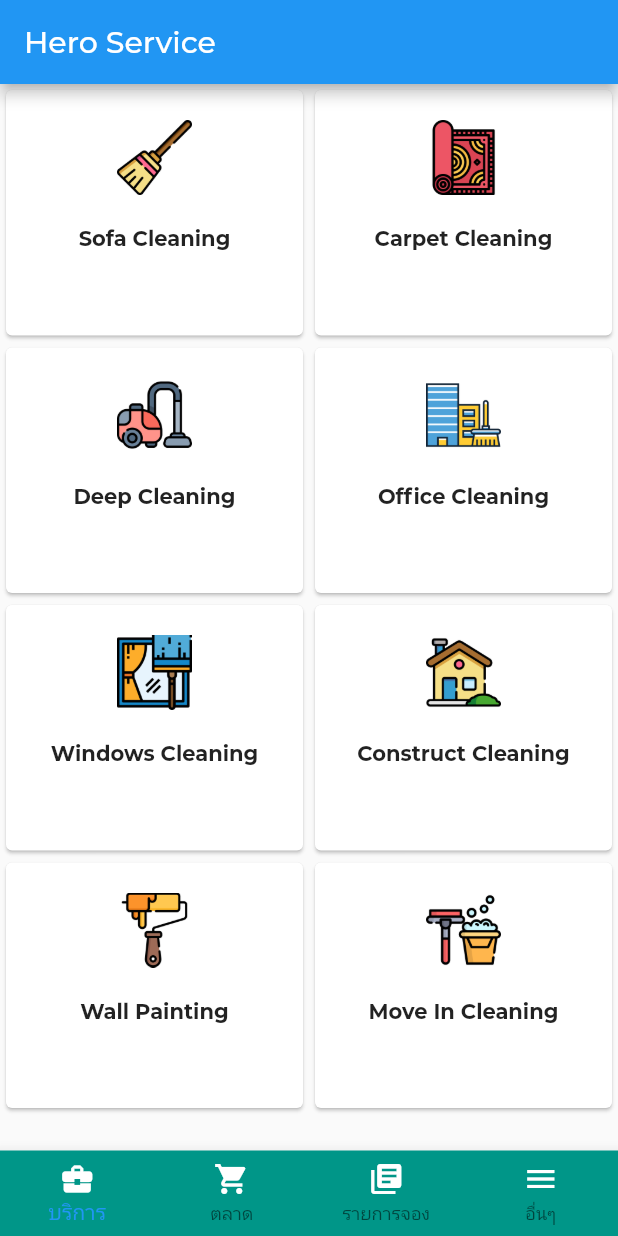
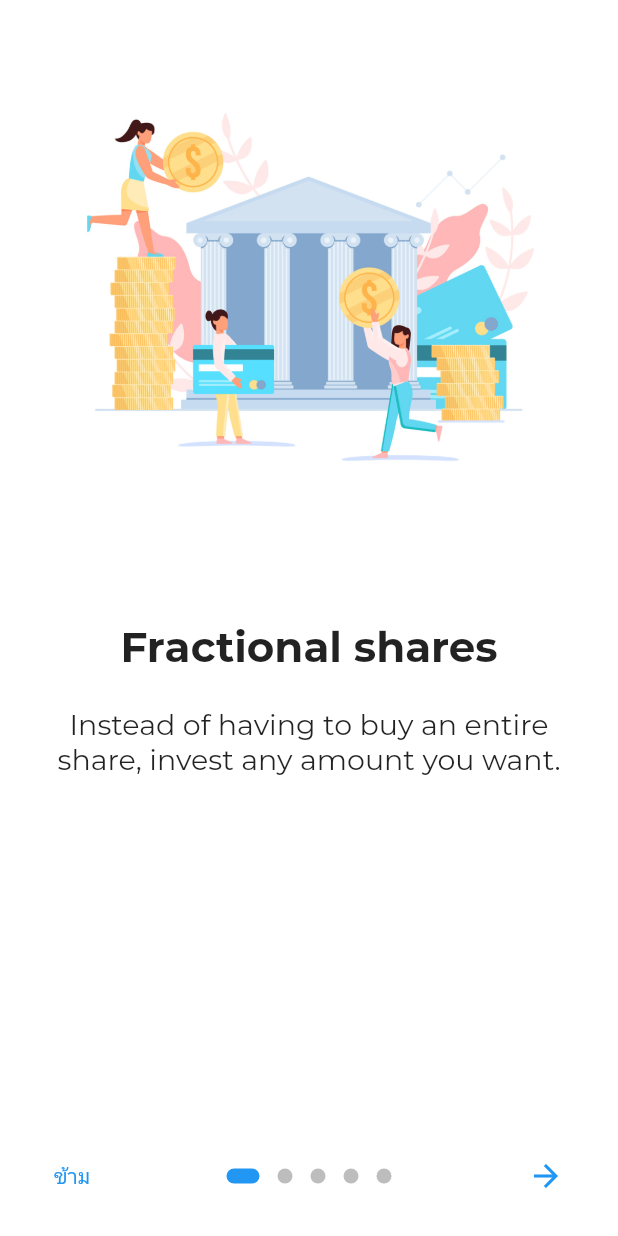
Before and after one commit to iamsamitdev/heroServiceApp, a Flutter app: the screen it shows after launch, on a phone screen of 412 x 824 dp. Run offline on Flutter 3.47's test engine with Material 2 defaults, Android fonts, the phone set to English and light mode, and no system bars; drawn by our look-alikes of introduction_screen.

Commit message:
update tabmenu and welcome screen

```diff
--- a/lib/main.dart
+++ b/lib/main.dart
@@ -18,7 +18,7 @@ class _MyAppState extends State<MyApp> {
   Widget build(BuildContext context) {
     return MaterialApp(
       theme: appTheme(),
-      initialRoute: '/dashboard',
+      initialRoute: '/welcome',
       routes: routes,
     );
   }
--- a/lib/routers.dart
+++ b/lib/routers.dart
@@ -1,7 +1,9 @@
 import 'package:flutter/material.dart';
 import 'package:heroServiceApp/screens/dashboard/dashboard_screen.dart';
+import 'package:heroServiceApp/screens/welcome/welcome_screen.dart';
 
 // สร้างตัวแปร Map ไว้เก็บ URL และ Screen
 final Map<String, WidgetBuilder> routes = <String, WidgetBuilder> {
+  "/welcome": (BuildContext context) => WelcomeScreen(),
   "/dashboard": (BuildContext context) => DashboardScreen(),
 };
--- /dev/null
+++ b/lib/screens/welcome/welcome_screen.dart
@@ -0,0 +1,103 @@
+import 'package:flutter/material.dart';
+import 'package:introduction_screen/introduction_screen.dart';
+
+class WelcomeScreen extends StatefulWidget {
+  WelcomeScreen({Key key}) : super(key: key);
+
+  @override
+  _WelcomeScreenState createState() => _WelcomeScreenState();
+}
+
+class _WelcomeScreenState extends State<WelcomeScreen> {
+
+  final introKey = GlobalKey<_WelcomeScreenState>();
+
+  void _onIntroEnd(context){
+    // เมื่อทำการเรียกไปหน้าสุด
+    // ส่งไปหน้า dashboard
+    Navigator.pushReplacementNamed(context, '/dashboard');
+  }
+
+  Widget _buildImage(String assetName){
+    return Align(
+      child: Image.asset('assets/images/welcome/$assetName.jpg', width: 350,),
+      alignment: Alignment.bottomCenter,
+    );
+  }
+
+  @override
+  Widget build(BuildContext context) {
+
+    const bodyStyle = TextStyle(fontSize: 19.0);
+    const pageDecoration = const PageDecoration(
+      titleTextStyle: TextStyle(fontSize: 28.0, fontWeight: FontWeight.w700),
+      bodyTextStyle: bodyStyle,
+      descriptionPadding: EdgeInsets.fromLTRB(16.0, 0.0, 16.0, 16.0),
+      pageColor: Colors.white,
+      imagePadding: EdgeInsets.zero,
+    );
+
+    return IntroductionScreen(
+      key: introKey,
+      pages: [
+        PageViewModel(
+          title: "Fractional shares",
+          body:
+              "Instead of having to buy an entire share, invest any amount you want.",
+          image: _buildImage('onboard1'),
+          decoration: pageDecoration,
+        ),
+        PageViewModel(
+          title: "Learn as you go",
+          body:
+              "Download the Stockpile app and master the market with our mini-lesson.",
+          image: _buildImage('onboard2'),
+          decoration: pageDecoration,
+        ),
+        PageViewModel(
+          title: "Kids and teens",
+          body:
+              "Kids and teens can track their stocks 24/7 and place trades that you approve.",
+          image: _buildImage('onboard3'),
+          decoration: pageDecoration,
+        ),
+        PageViewModel(
+          title: "Another title page",
+          body: "Another beautiful body text for this example onboarding",
+          image: _buildImage('onboard4'),
+          decoration: pageDecoration,
+        ),
+        PageViewModel(
+          title: "Title of last page",
+          bodyWidget: Row(
+            mainAxisAlignment: MainAxisAlignment.center,
+            children: const [
+              Text("Click on ", style: bodyStyle),
+              Icon(Icons.edit),
+              Text(" to edit a post", style: bodyStyle),
+            ],
+          ),
+          image: _buildImage('onboard5'),
+          decoration: pageDecoration,
+        ),
+      ],
+      onDone: () => _onIntroEnd(context),
+      //onSkip: () => _onIntroEnd(context), // You can override onSkip callback
+      showSkipButton: true,
+      skipFlex: 0,
+      nextFlex: 0,
+      skip: const Text('ข้าม'),
+      next: const Icon(Icons.arrow_forward),
+      done: const Text('เข้าใช้งาน', style: TextStyle(fontWeight: FontWeight.w600)),
+      dotsDecorator: const DotsDecorator(
+        size: Size(10.0, 10.0),
+        color: Color(0xFFBDBDBD),
+        activeSize: Size(22.0, 10.0),
+        activeShape: RoundedRectangleBorder(
+          borderRadius: BorderRadius.all(Radius.circular(25.0)),
+        ),
+      ),
+    );
+
+  }
+}
--- a/pubspec.yaml
+++ b/pubspec.yaml
@@ -28,6 +28,8 @@ dependencies:
   # The following adds the Cupertino Icons font to your application.
   # Use with the CupertinoIcons class for iOS style icons.
   cupertino_icons: ^0.1.3
+  intro_slider: ^2.3.3
+  introduction_screen: ^1.0.9
 
 dev_dependencies:
   flutter_test:
@@ -47,6 +49,7 @@ flutter:
   # To add assets to your application, add an assets section, like this:
   assets:
     - assets/images/menu_icon/
+    - assets/images/welcome/
   #   - images/a_dot_ham.jpeg
 
   # An image asset can refer to one or more resolution-specific "variants", see
```
Also changed, not shown: lib/screens/bottomnav/booking_screen.dart (added, +19 -0 lines), lib/screens/bottomnav/market_screen.dart (added, +19 -0 lines), lib/screens/bottomnav/setting_screen.dart (added, +19 -0 lines), lib/screens/dashboard/dashboard_screen.dart (+39 -2 lines), assets/images/welcome/onboard1.jpg (added), assets/images/welcome/onboard2.jpg (added), assets/images/welcome/onboard3.jpg (added), assets/images/welcome/onboard4.jpg (added), assets/images/welcome/onboard5.jpg (added), pubspec.lock.
